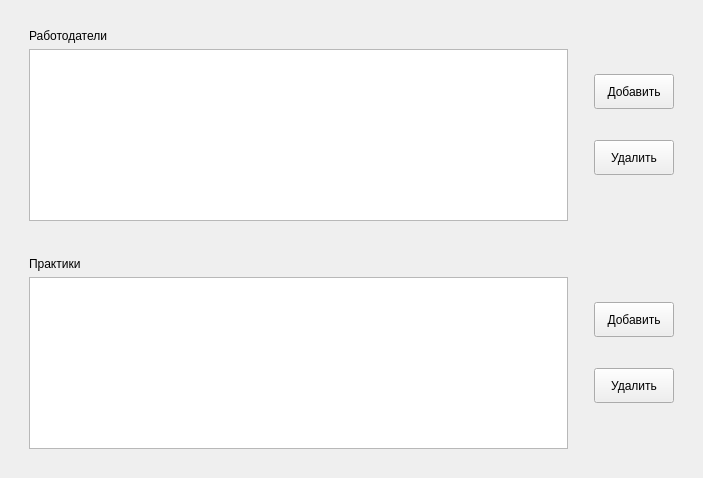
The window that ui/mainwindow.ui (7enSmile/clientVKR) describes before a commit, drawn with Qt 5.
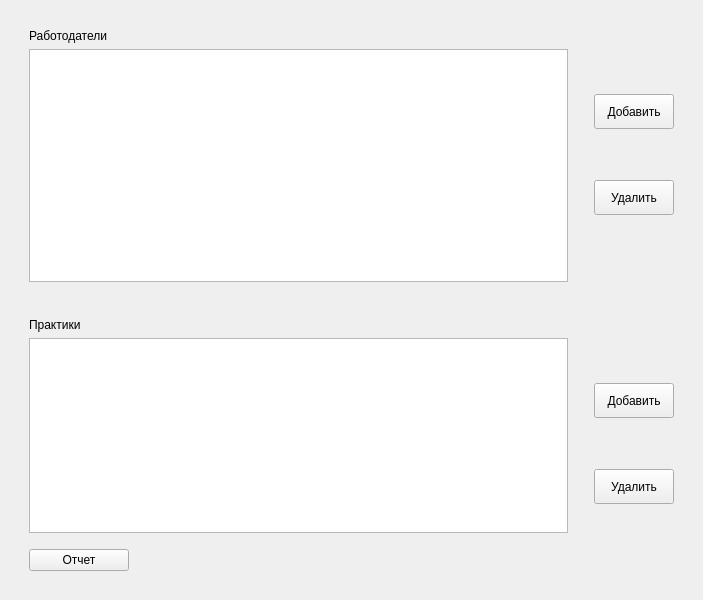
The same window after the commit.

```diff
--- a/ui/mainwindow.ui
+++ b/ui/mainwindow.ui
@@ -7,7 +7,7 @@
     <x>0</x>
     <y>0</y>
     <width>703</width>
-    <height>478</height>
+    <height>600</height>
    </rect>
   </property>
   <property name="windowTitle">
@@ -236,6 +236,35 @@
             </attribute>
            </widget>
           </item>
+          <item>
+           <spacer name="verticalSpacer_8">
+            <property name="orientation">
+             <enum>Qt::Vertical</enum>
+            </property>
+            <property name="sizeType">
+             <enum>QSizePolicy::Fixed</enum>
+            </property>
+            <property name="sizeHint" stdset="0">
+             <size>
+              <width>20</width>
+              <height>10</height>
+             </size>
+            </property>
+           </spacer>
+          </item>
+          <item>
+           <widget class="QPushButton" name="pushButtonReport">
+            <property name="maximumSize">
+             <size>
+              <width>100</width>
+              <height>16777215</height>
+             </size>
+            </property>
+            <property name="text">
+             <string>Отчет</string>
+            </property>
+           </widget>
+          </item>
          </layout>
         </item>
         <item>
```
Left out of the diff: 2 changed lines with no effect on the pictures.
